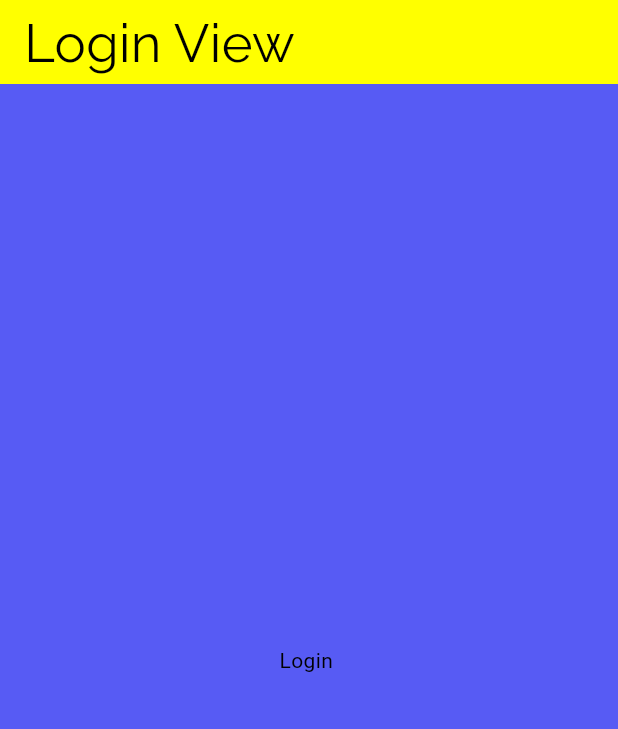
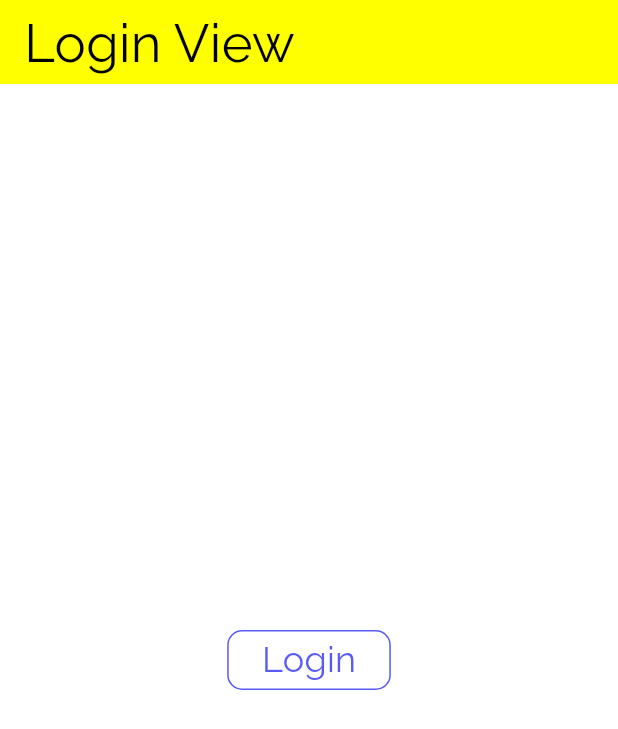
Before and after one commit to nomanmurtaza786/riverpoding, a Flutter app: the LoginScreen screen opened by its route, on a phone screen of 412 x 824 dp. Shown: the top 729 px of the screen. Run offline on Flutter 3.47's test engine with Material 2 defaults, Android fonts, the phone set to English and light mode, and no system bars; our stand-ins replace country_picker, dio, flutter_riverpod, go_router, google_fonts, pinput and 4 more; accounts and stored records are empty; generated files the repository leaves out were written again.

```diff
--- a/lib/providers/router_provider.dart
+++ b/lib/providers/router_provider.dart
@@ -8,9 +8,12 @@ import 'package:superwizor/screens/home_screen.dart';
 import 'package:superwizor/screens/passengers_screen.dart';
 import 'package:superwizor/screens/products_screen.dart';
 
+//navigatorKey: navigatorKey,
+final navigatorkey = GlobalKey<NavigatorState>();
 final routerProvider = Provider<GoRouter>((ref) {
   final router = RouterNotifier(ref);
   return GoRouter(
+    navigatorKey: navigatorkey,
     initialLocation: RouterConstants.home,
     debugLogDiagnostics: true,
     refreshListenable: router,
@@ -38,6 +41,7 @@ class RouterNotifier extends ChangeNotifier {
   List<GoRoute> get routes => [
         //login
         GoRoute(
+            name: 'login',
             path: RouterConstants.login,
             builder: (context, state) {
               return const LoginScreen();
--- a/lib/screens/login_screen.dart
+++ b/lib/screens/login_screen.dart
@@ -1,15 +1,28 @@
 import 'package:flutter/material.dart';
+import 'package:flutter_riverpod/flutter_riverpod.dart';
+import 'package:go_router/go_router.dart';
+import 'package:superwizor/constants/router_constatns.dart';
+import 'package:superwizor/screens/home_screen.dart';
+import 'package:superwizor/services/api_services.dart';
 
-class LoginScreen extends StatelessWidget {
+class LoginScreen extends ConsumerWidget {
   const LoginScreen({Key? key}) : super(key: key);
 
   @override
-  Widget build(BuildContext context) {
+  Widget build(BuildContext context, WidgetRef ref) {
     return Scaffold(
+      backgroundColor: Colors.white,
       appBar: AppBar(
         title: const Text('Login View'),
       ),
-      body: const Center(child: Text('Login ')),
+      body: Center(
+          child: RpOutlineButton(
+        onPress: () async {
+          context.go(RouterConstants.home);
+          await ref.read(apiServicesProvider).getLogin();
+        },
+        buttonText: 'Login',
+      )),
     );
   }
 }
```
Also changed, not shown: lib/providers/providers.dart (+11 -6 lines).
